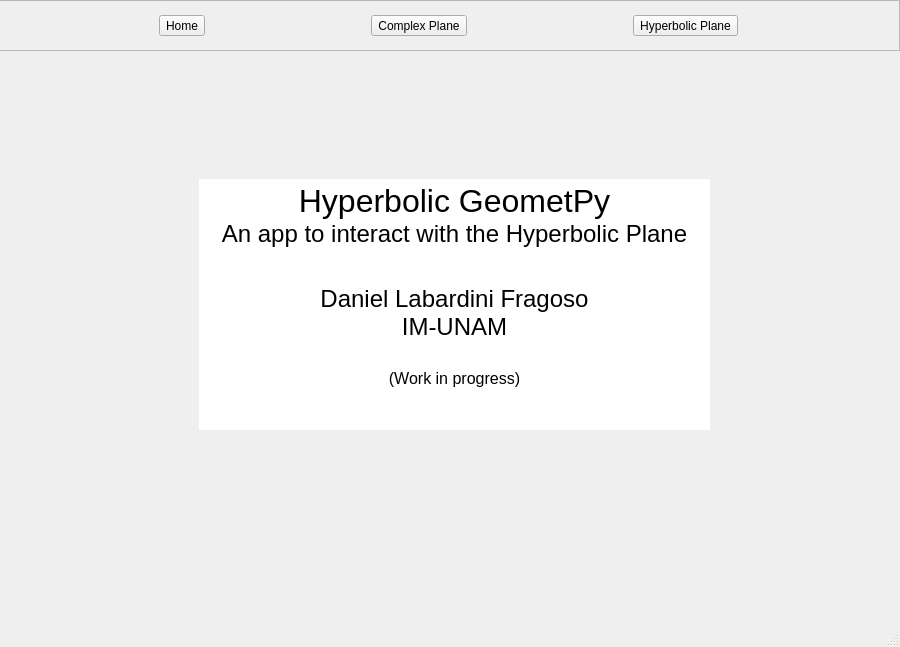
Labardini/Hyperbolic-GeometPy, file Window.ui: the form before one commit.
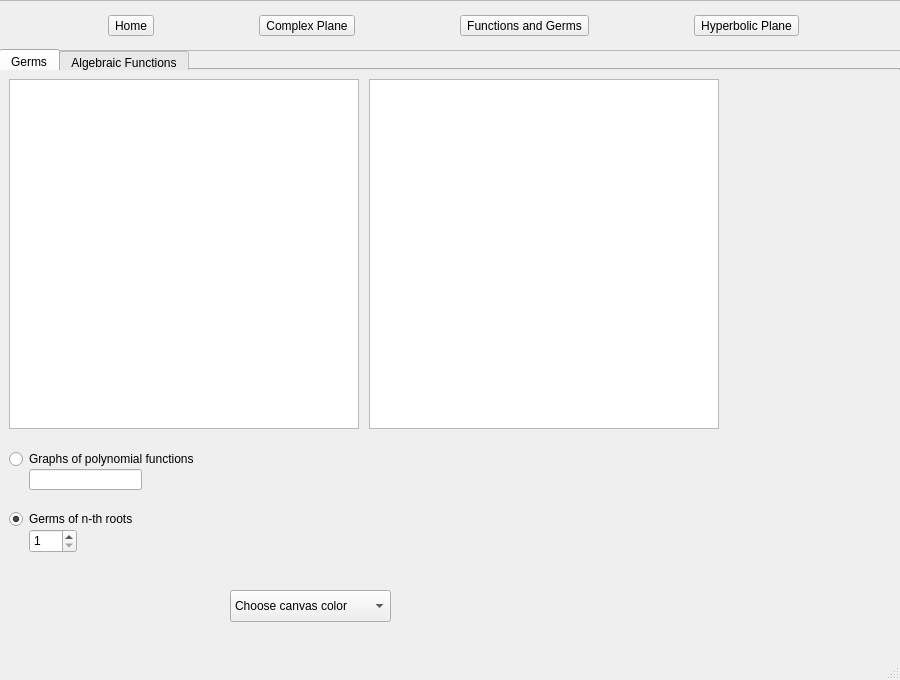
The form after the commit. The open tabs and pages were chosen to show the change. Custom widgets are drawn as their Qt base class.

```diff
--- a/Window.ui
+++ b/Window.ui
@@ -7,7 +7,7 @@
     <x>0</x>
     <y>0</y>
     <width>900</width>
-    <height>647</height>
+    <height>680</height>
    </rect>
   </property>
   <property name="windowTitle">
@@ -19,7 +19,7 @@
      <rect>
       <x>-1</x>
       <y>0</y>
-      <width>901</width>
+      <width>911</width>
       <height>51</height>
      </rect>
     </property>
@@ -29,15 +29,6 @@
     <property name="frameShadow">
      <enum>QFrame::Raised</enum>
     </property>
-    <widget class="QWidget" name="horizontalLayoutWidget">
-     <property name="geometry">
-      <rect>
-       <x>0</x>
-       <y>0</y>
-       <width>901</width>
-       <height>51</height>
-      </rect>
-     </property>
      <layout class="QHBoxLayout" name="horizontalLayout">
       <item>
        <widget class="QToolButton" name="toolButtonHome">
@@ -65,6 +56,16 @@
         </property>
        </widget>
       </item>
+     <item>
+      <widget class="QToolButton" name="toolButtonFG">
+       <property name="text">
+        <string>Functions and Germs</string>
+       </property>
+       <property name="autoExclusive">
+        <bool>true</bool>
+       </property>
+      </widget>
+     </item>
       <item>
        <widget class="QToolButton" name="toolButtonHP">
         <property name="text">
@@ -77,7 +78,6 @@
       </item>
      </layout>
     </widget>
-   </widget>
    <widget class="QStackedWidget" name="stackedWidgetAllPages">
     <property name="geometry">
      <rect>
@@ -88,7 +88,7 @@
      </rect>
     </property>
     <property name="currentIndex">
-     <number>0</number>
+     <number>2</number>
     </property>
     <widget class="QWidget" name="pageWelcomeHome">
      <widget class="QTextBrowser" name="textWelcome">
@@ -1173,6 +1173,109 @@
       </property>
      </widget>
     </widget>
+    <widget class="QWidget" name="pageFG">
+     <widget class="QTabWidget" name="tabsIn_pageFG">
+      <property name="geometry">
+       <rect>
+        <x>0</x>
+        <y>0</y>
+        <width>901</width>
+        <height>21</height>
+       </rect>
+      </property>
+      <property name="currentIndex">
+       <number>0</number>
+      </property>
+      <widget class="QWidget" name="tabFGGerms">
+       <attribute name="title">
+        <string>Germs</string>
+       </attribute>
+      </widget>
+      <widget class="QWidget" name="tabFGAlgebraicFunctions">
+       <attribute name="title">
+        <string>Algebraic Functions</string>
+       </attribute>
+      </widget>
+     </widget>
+     <widget class="PlotWidget" name="plotWidgetCodomainIn_pageFG">
+      <property name="geometry">
+       <rect>
+        <x>370</x>
+        <y>30</y>
+        <width>350</width>
+        <height>350</height>
+       </rect>
+      </property>
+     </widget>
+     <widget class="PlotWidget" name="plotWidgetDomainIn_pageFG">
+      <property name="geometry">
+       <rect>
+        <x>10</x>
+        <y>30</y>
+        <width>350</width>
+        <height>350</height>
+       </rect>
+      </property>
+     </widget>
+     <widget class="QRadioButton" name="radioButtonFGGraphsPolFunctions">
+      <property name="geometry">
+       <rect>
+        <x>10</x>
+        <y>400</y>
+        <width>211</width>
+        <height>20</height>
+       </rect>
+      </property>
+      <property name="text">
+       <string>Graphs of polynomial functions</string>
+      </property>
+      <attribute name="buttonGroup">
+       <string notr="true">buttonGroup_5</string>
+      </attribute>
+     </widget>
+     <widget class="QRadioButton" name="radioButtonFGGermsnthRoots">
+      <property name="geometry">
+       <rect>
+        <x>10</x>
+        <y>460</y>
+        <width>211</width>
+        <height>20</height>
+       </rect>
+      </property>
+      <property name="text">
+       <string>Germs of n-th roots</string>
+      </property>
+      <property name="checked">
+       <bool>true</bool>
+      </property>
+      <attribute name="buttonGroup">
+       <string notr="true">buttonGroup_5</string>
+      </attribute>
+     </widget>
+     <widget class="QSpinBox" name="spinBoxFGGermsnthRoots">
+      <property name="geometry">
+       <rect>
+        <x>30</x>
+        <y>480</y>
+        <width>48</width>
+        <height>24</height>
+       </rect>
+      </property>
+      <property name="minimum">
+       <number>1</number>
+      </property>
+     </widget>
+     <widget class="QLineEdit" name="lineEditFGPolFunction">
+      <property name="geometry">
+       <rect>
+        <x>30</x>
+        <y>420</y>
+        <width>113</width>
+        <height>21</height>
+       </rect>
+      </property>
+     </widget>
+    </widget>
     <widget class="QWidget" name="pageHP">
      <widget class="QTabWidget" name="tabsIn_pageHP">
       <property name="geometry">
@@ -1244,9 +1347,9 @@
         <property name="backgroundBrush">
          <brush brushstyle="NoBrush">
           <color alpha="255">
-           <red>255</red>
-           <green>255</green>
-           <blue>255</blue>
+           <red>191</red>
+           <green>191</green>
+           <blue>191</blue>
           </color>
          </brush>
         </property>
@@ -2202,7 +2305,7 @@
          </rect>
         </property>
         <property name="currentIndex">
-         <number>0</number>
+         <number>3</number>
         </property>
         <widget class="QWidget" name="tabPDBasicConstructions">
          <attribute name="title">
@@ -2260,7 +2363,7 @@
          </rect>
         </property>
         <property name="currentIndex">
-         <number>0</number>
+         <number>3</number>
         </property>
         <widget class="QWidget" name="pageUHPBasicConstructions_2">
          <widget class="QLabel" name="labelPDBChdistance">
@@ -2742,6 +2845,47 @@
     <widget class="QWidget" name="pageMS"/>
     <widget class="QWidget" name="pageArt"/>
    </widget>
+   <widget class="QComboBox" name="comboBoxChooseCanvasColor">
+    <property name="geometry">
+     <rect>
+      <x>230</x>
+      <y>590</y>
+      <width>161</width>
+      <height>32</height>
+     </rect>
+    </property>
+    <property name="editable">
+     <bool>false</bool>
+    </property>
+    <property name="currentText">
+     <string>Choose canvas color</string>
+    </property>
+    <item>
+     <property name="text">
+      <string>Choose canvas color</string>
+     </property>
+    </item>
+    <item>
+     <property name="text">
+      <string>Black</string>
+     </property>
+    </item>
+    <item>
+     <property name="text">
+      <string>White</string>
+     </property>
+    </item>
+    <item>
+     <property name="text">
+      <string>Blue</string>
+     </property>
+    </item>
+    <item>
+     <property name="text">
+      <string>Red</string>
+     </property>
+    </item>
+   </widget>
   </widget>
   <widget class="QMenuBar" name="menubar">
    <property name="geometry">
```
Left out of the diff: 69 changed lines with no effect on the pictures. Lines whose indentation alone changed are shown as unchanged.
